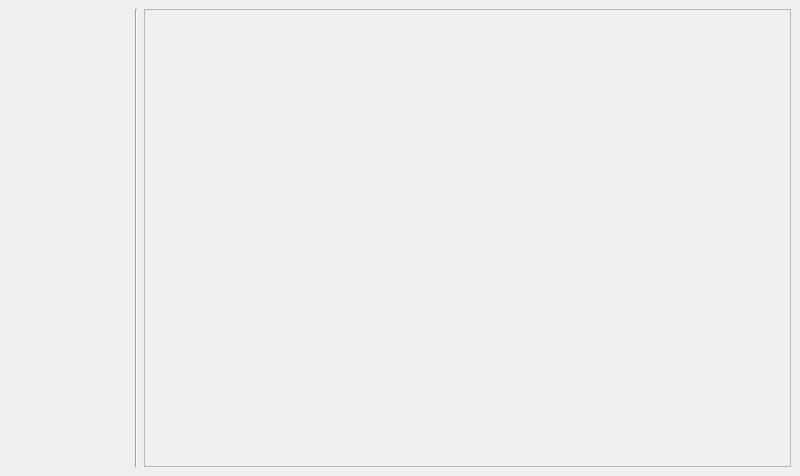
Above: ui/import_fieldlogger.ui from jkall/qgis-midvatten-plugin before the change. Below: the same form after it.
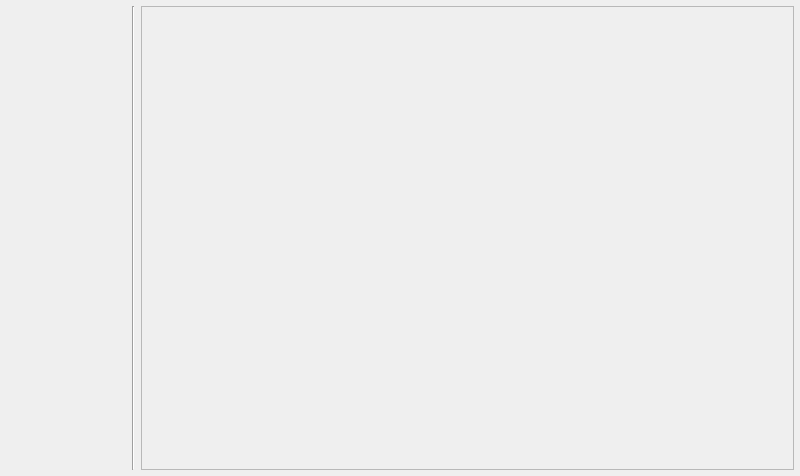
That is the form after the change.

Commit message: Fieldlogger import ui and all that depends on it: Fixes margins.

The edit to the form file:
```diff
--- a/ui/import_fieldlogger.ui
+++ b/ui/import_fieldlogger.ui
@@ -15,6 +15,18 @@
   </property>
   <widget class="QWidget" name="centralwidget">
    <layout class="QGridLayout" name="gridLayout_main">
+    <property name="leftMargin">
+     <number>6</number>
+    </property>
+    <property name="topMargin">
+     <number>6</number>
+    </property>
+    <property name="rightMargin">
+     <number>6</number>
+    </property>
+    <property name="bottomMargin">
+     <number>6</number>
+    </property>
     <item row="0" column="0" rowspan="3">
      <widget class="QWidget" name="widget" native="true">
       <property name="sizePolicy">
@@ -29,7 +41,20 @@
         <height>0</height>
        </size>
       </property>
-      <layout class="QGridLayout" name="gridLayout_buttons"/>
+      <layout class="QGridLayout" name="gridLayout_buttons">
+       <property name="leftMargin">
+        <number>3</number>
+       </property>
+       <property name="topMargin">
+        <number>3</number>
+       </property>
+       <property name="rightMargin">
+        <number>3</number>
+       </property>
+       <property name="bottomMargin">
+        <number>3</number>
+       </property>
+      </layout>
      </widget>
     </item>
     <item row="0" column="1" rowspan="3">
@@ -80,7 +105,7 @@
          <x>0</x>
          <y>0</y>
          <width>643</width>
-         <height>454</height>
+         <height>460</height>
         </rect>
        </property>
        <property name="sizePolicy">
@@ -99,8 +124,17 @@
         <property name="sizeConstraint">
          <enum>QLayout::SetMinimumSize</enum>
         </property>
+        <property name="leftMargin">
+         <number>6</number>
+        </property>
         <property name="topMargin">
-         <number>9</number>
+         <number>6</number>
+        </property>
+        <property name="rightMargin">
+         <number>6</number>
+        </property>
+        <property name="bottomMargin">
+         <number>6</number>
         </property>
        </layout>
       </widget>
```
